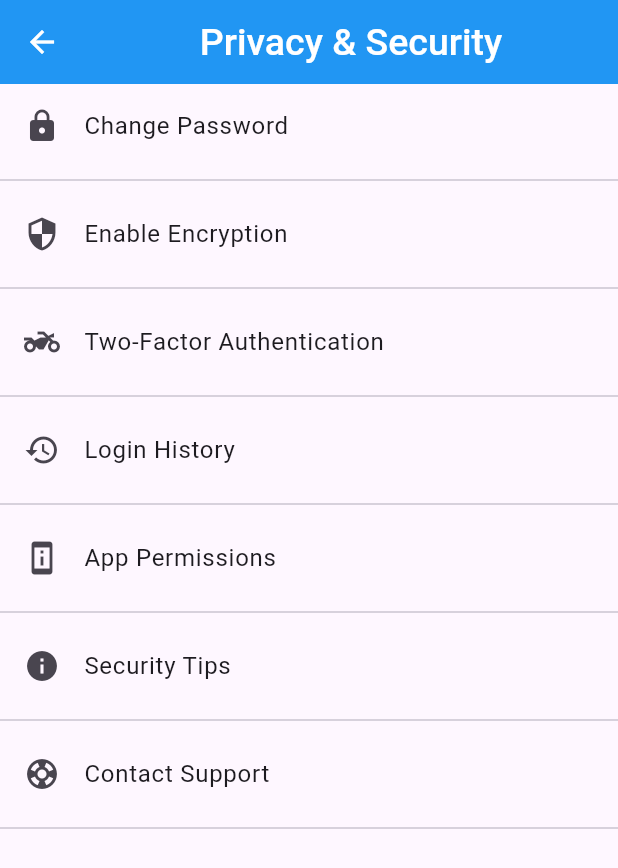
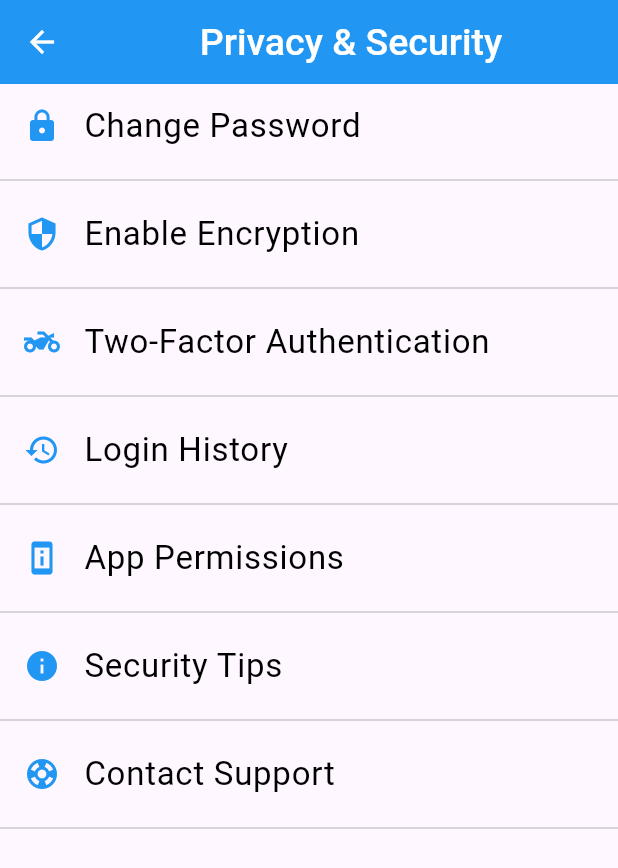
Before and after one commit to TabbyMichael/Diary-App, a Flutter app: the SettingsScreen screen opened by its route, after a tap on "Privacy & Security", on a phone screen of 412 x 824 dp. Shown: the top 868 px of the screen. Run offline on Flutter 3.47's test engine with Material 3 defaults, Android fonts, the phone set to English and light mode, and no system bars; our stand-ins replace image_picker, permission_handler, shared_preferences, table_calendar; accounts and stored records are empty.

Commit message:
Styling 1.0.1  (Changed icon color to Blue)

```diff
--- a/lib/Privacy/privacy_security_section.dart.dart
+++ b/lib/Privacy/privacy_security_section.dart.dart
@@ -26,8 +26,18 @@ class PrivacySecurityScreen extends StatelessWidget {
         children: [
           // Change Password Section
           ListTile(
-            leading: const Icon(Icons.lock),
-            title: const Text('Change Password'),
+            leading: const Icon(
+              Icons.lock,
+              color: Colors.blue,
+            ),
+            title: const Text(
+              'Change Password',
+              style: TextStyle(
+                fontSize: 22,
+                fontWeight: FontWeight.w400,
+                color: Colors.black,
+              ),
+            ),
             onTap: () {
               // Navigate to Change Password Screen
               Navigator.pushNamed(context, '/forgot_password');
@@ -37,8 +47,18 @@ class PrivacySecurityScreen extends StatelessWidget {
 
           // Enable Encryption Section
           ListTile(
-            leading: const Icon(Icons.security),
-            title: const Text('Enable Encryption'),
+            leading: const Icon(
+              Icons.security,
+              color: Colors.blue,
+            ),
+            title: const Text(
+              'Enable Encryption',
+              style: TextStyle(
+                fontSize: 22,
+                fontWeight: FontWeight.w400,
+                color: Colors.black,
+              ),
+            ),
             onTap: () {
               // Navigate to Encryption Settings Screen
               Navigator.pushNamed(context, '/enable_encryption');
@@ -48,8 +68,18 @@ class PrivacySecurityScreen extends StatelessWidget {
 
           // Two-Factor Authentication Section
           ListTile(
-            leading: const Icon(Icons.two_wheeler),
-            title: const Text('Two-Factor Authentication'),
+            leading: const Icon(
+              Icons.two_wheeler,
+              color: Colors.blue,
+            ),
+            title: const Text(
+              'Two-Factor Authentication',
+              style: TextStyle(
+                fontSize: 22,
+                fontWeight: FontWeight.w400,
+                color: Colors.black,
+              ),
+            ),
             onTap: () {
               // Navigate to 2FA Setup Screen
               Navigator.pushNamed(context, '/two_factor_authentication');
@@ -59,8 +89,18 @@ class PrivacySecurityScreen extends StatelessWidget {
 
           // Login History Section
           ListTile(
-            leading: const Icon(Icons.history),
-            title: const Text('Login History'),
+            leading: const Icon(
+              Icons.history,
+              color: Colors.blue,
+            ),
+            title: const Text(
+              'Login History',
+              style: TextStyle(
+                fontSize: 22,
+                fontWeight: FontWeight.w400,
+                color: Colors.black,
+              ),
+            ),
             onTap: () {
               // Navigate to Login History Screen
               Navigator.pushNamed(context, '/login_history');
@@ -70,8 +110,18 @@ class PrivacySecurityScreen extends StatelessWidget {
 
           // App Permissions Section
           ListTile(
-            leading: const Icon(Icons.perm_device_information),
-            title: const Text('App Permissions'),
+            leading: const Icon(
+              Icons.perm_device_information,
+              color: Colors.blue,
+            ),
+            title: const Text(
+              'App Permissions',
+              style: TextStyle(
+                fontSize: 22,
+                fontWeight: FontWeight.w400,
+                color: Colors.black,
+              ),
+            ),
             onTap: () {
               // Navigate to App Permissions Screen
               Navigator.pushNamed(context, '/app_permissions');
@@ -81,8 +131,18 @@ class PrivacySecurityScreen extends StatelessWidget {
 
           // Security Tips Section
           ListTile(
-            leading: const Icon(Icons.info),
-            title: const Text('Security Tips'),
+            leading: const Icon(
+              Icons.info,
+              color: Colors.blue,
+            ),
+            title: const Text(
+              'Security Tips',
+              style: TextStyle(
+                fontSize: 22,
+                fontWeight: FontWeight.w400,
+                color: Colors.black,
+              ),
+            ),
             onTap: () {
               // Navigate to Security Tips Screen
               Navigator.pushNamed(context, '/security_tips');
@@ -92,8 +152,18 @@ class PrivacySecurityScreen extends StatelessWidget {
 
           // Contact Support Section
           ListTile(
-            leading: const Icon(Icons.support),
-            title: const Text('Contact Support'),
+            leading: const Icon(
+              Icons.support,
+              color: Colors.blue,
+            ),
+            title: const Text(
+              'Contact Support',
+              style: TextStyle(
+                fontSize: 22,
+                fontWeight: FontWeight.w400,
+                color: Colors.black,
+              ),
+            ),
             onTap: () {
               // Navigate to Contact Support Screen
               Navigator.pushNamed(context, '/contact_us');
--- a/lib/Profile/profile_section.dart
+++ b/lib/Profile/profile_section.dart
@@ -101,8 +101,18 @@ class _ProfileSectionState extends State<ProfileSection> {
 
           // Edit Profile
           ListTile(
-            leading: const Icon(Icons.edit),
-            title: const Text('Edit Profile'),
+            leading: const Icon(
+              Icons.edit,
+              color: Colors.blue,
+            ),
+            title: const Text(
+              'Edit Profile',
+              style: TextStyle(
+                fontSize: 22,
+                fontWeight: FontWeight.w400,
+                color: Colors.black,
+              ),
+            ),
             onTap: () {
               Navigator.pushNamed(context, '/edit_profile');
             },
@@ -111,8 +121,18 @@ class _ProfileSectionState extends State<ProfileSection> {
 
           // Change Password
           ListTile(
-            leading: const Icon(Icons.lock),
-            title: const Text('Change Password'),
+            leading: const Icon(
+              Icons.lock,
+              color: Colors.blue,
+            ),
+            title: const Text(
+              'Change Password',
+              style: TextStyle(
+                fontSize: 22,
+                fontWeight: FontWeight.w400,
+                color: Colors.black,
+              ),
+            ),
             onTap: () {
               Navigator.pushNamed(context, '/forgot_password');
             },
@@ -121,8 +141,18 @@ class _ProfileSectionState extends State<ProfileSection> {
 
           // Account Information
           ListTile(
-            leading: const Icon(Icons.help),
-            title: const Text('Account Information'),
+            leading: const Icon(
+              Icons.help,
+              color: Colors.blue,
+            ),
+            title: const Text(
+              'Account Information',
+              style: TextStyle(
+                fontSize: 22,
+                fontWeight: FontWeight.w400,
+                color: Colors.black,
+              ),
+            ),
             onTap: () {
               Navigator.pushNamed(context, '/accounts_information');
             },
@@ -131,8 +161,18 @@ class _ProfileSectionState extends State<ProfileSection> {
 
           // Linked Accounts
           ListTile(
-            leading: const Icon(Icons.people),
-            title: const Text('Linked Accounts'),
+            leading: const Icon(
+              Icons.people,
+              color: Colors.blue,
+            ),
+            title: const Text(
+              'Linked Accounts',
+              style: TextStyle(
+                fontSize: 22,
+                fontWeight: FontWeight.w400,
+                color: Colors.black,
+              ),
+            ),
             onTap: () {
               Navigator.pushNamed(context, '/linked_accounts');
             },
@@ -141,8 +181,18 @@ class _ProfileSectionState extends State<ProfileSection> {
 
           // Privacy Settings
           ListTile(
-            leading: const Icon(Icons.privacy_tip),
-            title: const Text('Privacy Settings'),
+            leading: const Icon(
+              Icons.privacy_tip,
+              color: Colors.blue,
+            ),
+            title: const Text(
+              'Privacy Settings',
+              style: TextStyle(
+                fontSize: 22,
+                fontWeight: FontWeight.w400,
+                color: Colors.black,
+              ),
+            ),
             onTap: () {
               Navigator.pushNamed(context, '/privacy_security');
             },
@@ -154,7 +204,11 @@ class _ProfileSectionState extends State<ProfileSection> {
             leading: const Icon(Icons.delete_forever, color: Colors.red),
             title: const Text(
               'Delete Account',
-              style: TextStyle(color: Colors.red),
+              style: TextStyle(
+                fontSize: 22,
+                fontWeight: FontWeight.w400,
+                color: Colors.red,
+              ),
             ),
             onTap: () {
               Navigator.pushNamed(context, '/delete_account');
--- a/lib/Settings/settings_screen.dart
+++ b/lib/Settings/settings_screen.dart
@@ -26,8 +26,18 @@ class SettingsScreen extends StatelessWidget {
         children: [
           // Profile Section
           ListTile(
-            leading: const Icon(Icons.person),
-            title: const Text('Profile'),
+            leading: const Icon(
+              Icons.person,
+              color: Colors.blue,
+            ),
+            title: const Text(
+              'Profile',
+              style: TextStyle(
+                fontSize: 22,
+                fontWeight: FontWeight.w400,
+                color: Colors.black,
+              ),
+            ),
             onTap: () {
               Navigator.pushNamed(context, '/profile');
             },
@@ -36,8 +46,18 @@ class SettingsScreen extends StatelessWidget {
 
           // Backup and Restore Section
           ListTile(
-            leading: const Icon(Icons.backup),
-            title: const Text('Backup and Restore'),
+            leading: const Icon(
+              Icons.backup,
+              color: Colors.blue,
+            ),
+            title: const Text(
+              'Backup and Restore',
+              style: TextStyle(
+                fontSize: 22,
+                fontWeight: FontWeight.w400,
+                color: Colors.black,
+              ),
+            ),
             onTap: () {
               Navigator.pushNamed(context, '/backup_restore');
             },
@@ -46,8 +66,18 @@ class SettingsScreen extends StatelessWidget {
 
           // Privacy & Security Section
           ListTile(
-            leading: const Icon(Icons.lock),
-            title: const Text('Privacy & Security'),
+            leading: const Icon(
+              Icons.lock,
+              color: Colors.blue,
+            ),
+            title: const Text(
+              'Privacy & Security',
+              style: TextStyle(
+                fontSize: 22,
+                fontWeight: FontWeight.w400,
+                color: Colors.black,
+              ),
+            ),
             onTap: () {
               Navigator.pushNamed(context, '/privacy_security');
             },
@@ -56,8 +86,18 @@ class SettingsScreen extends StatelessWidget {
 
           // General Settings
           ListTile(
-            leading: const Icon(Icons.palette),
-            title: const Text('Theme'),
+            leading: const Icon(
+              Icons.palette,
+              color: Colors.blue,
+            ),
+            title: const Text(
+              'Theme',
+              style: TextStyle(
+                fontSize: 22,
+                fontWeight: FontWeight.w400,
+                color: Colors.black,
+              ),
+            ),
             onTap: () {
               Navigator.pushNamed(context, '/theme');
             },
@@ -65,8 +105,18 @@ class SettingsScreen extends StatelessWidget {
           const Divider(),
 
           ListTile(
-            leading: const Icon(Icons.notifications),
-            title: const Text('Notifications'),
+            leading: const Icon(
+              Icons.notifications,
+              color: Colors.blue,
+            ),
+            title: const Text(
+              'Notifications',
+              style: TextStyle(
+                fontSize: 22,
+                fontWeight: FontWeight.w400,
+                color: Colors.black,
+              ),
+            ),
             onTap: () {
               Navigator.pushNamed(context, '/notifications');
             },
@@ -74,8 +124,18 @@ class SettingsScreen extends StatelessWidget {
           const Divider(),
 
           ListTile(
-            leading: const Icon(Icons.language),
-            title: const Text('Language'),
+            leading: const Icon(
+              Icons.language,
+              color: Colors.blue,
+            ),
+            title: const Text(
+              'Language',
+              style: TextStyle(
+                fontSize: 22,
+                fontWeight: FontWeight.w400,
+                color: Colors.black,
+              ),
+            ),
             onTap: () {
               Navigator.pushNamed(context, '/language');
             },
@@ -84,8 +144,18 @@ class SettingsScreen extends StatelessWidget {
 
           // Help & Support
           ListTile(
-            leading: const Icon(Icons.help),
-            title: const Text('Help & Support'),
+            leading: const Icon(
+              Icons.help,
+              color: Colors.blue,
+            ),
+            title: const Text(
+              'Help & Support',
+              style: TextStyle(
+                fontSize: 22,
+                fontWeight: FontWeight.w400,
+                color: Colors.black,
+              ),
+            ),
             onTap: () {
               Navigator.pushNamed(context, '/help_support');
             },
@@ -94,8 +164,18 @@ class SettingsScreen extends StatelessWidget {
 
           // About and Legal
           ListTile(
-            leading: const Icon(Icons.info),
-            title: const Text('About App'),
+            leading: const Icon(
+              Icons.info,
+              color: Colors.blue,
+            ),
+            title: const Text(
+              'About App',
+              style: TextStyle(
+                fontSize: 22,
+                fontWeight: FontWeight.w400,
+                color: Colors.black,
+              ),
+            ),
             onTap: () {
               Navigator.pushNamed(context, '/about');
             },
@@ -103,8 +183,18 @@ class SettingsScreen extends StatelessWidget {
           const Divider(),
 
           ListTile(
-            leading: const Icon(Icons.article),
-            title: const Text('Terms of Service'),
+            leading: const Icon(
+              Icons.article,
+              color: Colors.blue,
+            ),
+            title: const Text(
+              'Terms of Service',
+              style: TextStyle(
+                fontSize: 22,
+                fontWeight: FontWeight.w400,
+                color: Colors.black,
+              ),
+            ),
             onTap: () {
               Navigator.pushNamed(context, '/terms');
             },
@@ -112,8 +202,18 @@ class SettingsScreen extends StatelessWidget {
           const Divider(),
 
           ListTile(
-            leading: const Icon(Icons.privacy_tip),
-            title: const Text('Privacy Policy'),
+            leading: const Icon(
+              Icons.privacy_tip,
+              color: Colors.blue,
+            ),
+            title: const Text(
+              'Privacy Policy',
+              style: TextStyle(
+                fontSize: 22,
+                fontWeight: FontWeight.w400,
+                color: Colors.black,
+              ),
+            ),
             onTap: () {
               Navigator.pushNamed(context, '/privacy_policy');
             },
```
